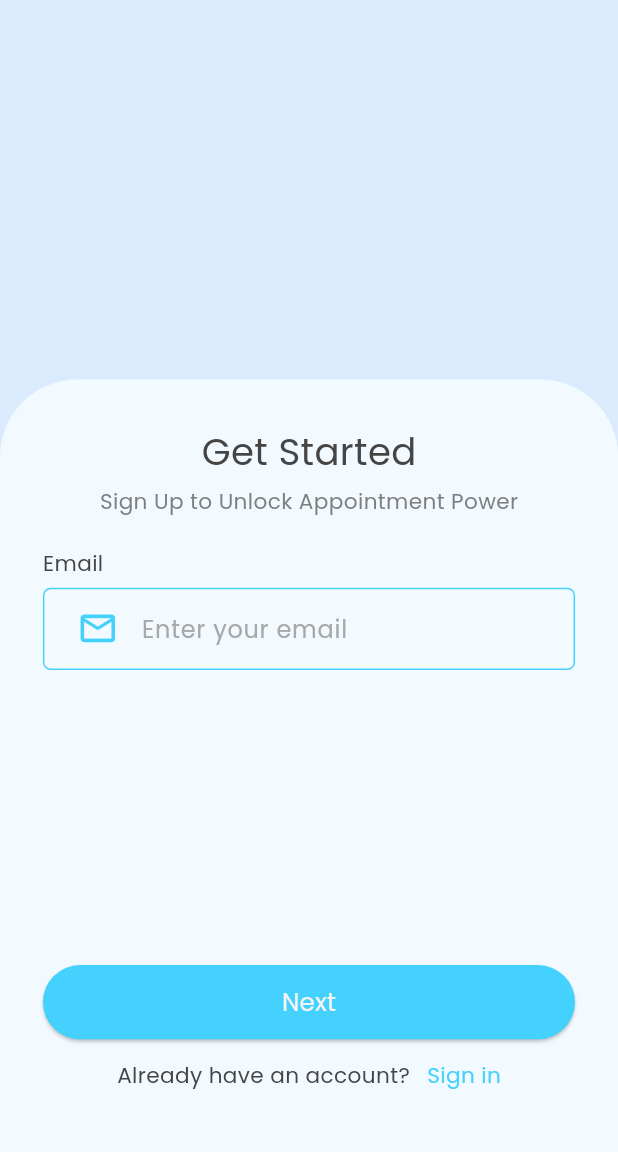
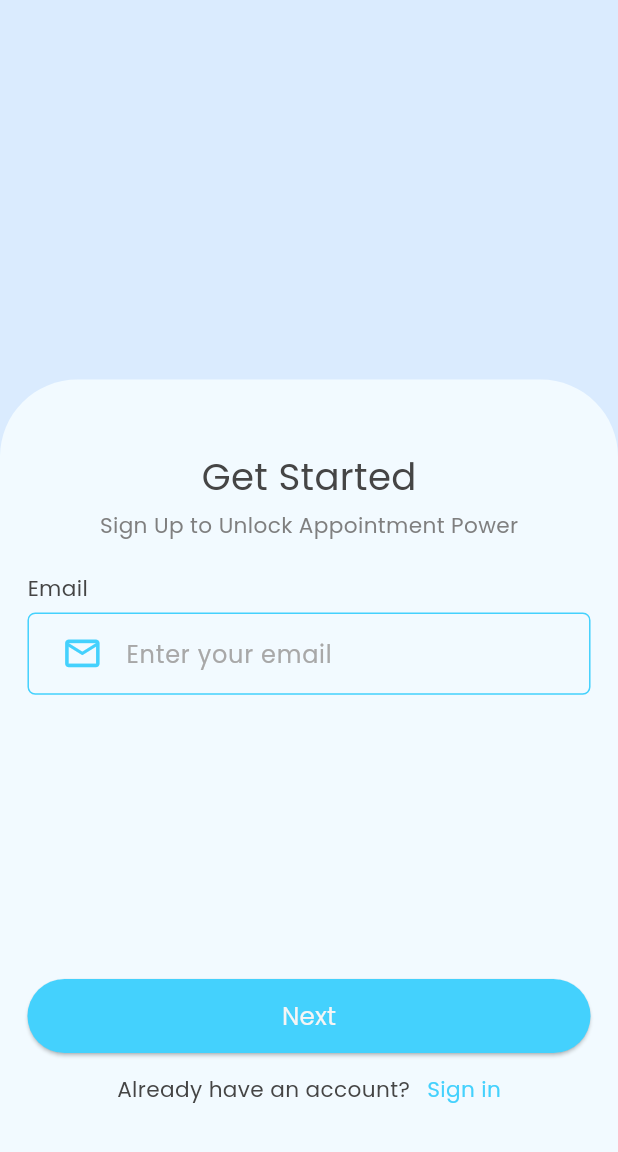
Before and after one commit to Bakemonos/BookingSystem, a Flutter app: the Getstarted screen opened directly, after a tap on "Sign up", on a phone screen of 412 x 824 dp, the part 84-1236 px from its top. Run offline on Flutter 3.47's test engine with Material 3 defaults, Android fonts, the phone set to English and light mode, and no system bars; our stand-ins replace auto_size_text, flutter_screenutil, flutter_svg, quickalert, smooth_page_indicator; missing offline and left inert: flutter_verification_code.

Commit message:
Adjusted Padding

```diff
--- a/lib/main.dart
+++ b/lib/main.dart
@@ -5,6 +5,7 @@ import 'package:flutter_screenutil/flutter_screenutil.dart';
 void main() {
   runApp(const Main());
 }
+
 
 class Main extends StatelessWidget {
   const Main({super.key});
@@ -21,4 +22,6 @@ class Main extends StatelessWidget {
       ),
     );
   }
+
+
 }
--- a/lib/setup/getstarted.dart
+++ b/lib/setup/getstarted.dart
@@ -1,6 +1,6 @@
+import 'package:app/properties.dart';
 import 'package:app/setup/signin.dart';
 import 'package:app/setup/signup.dart';
-import 'package:app/properties.dart';
 import 'package:flutter/material.dart';
 import 'package:flutter_screenutil/flutter_screenutil.dart';
 import 'package:flutter_svg/flutter_svg.dart';
@@ -16,19 +16,26 @@ class _GetstartedState extends State<Getstarted> {
   @override
   Widget build(BuildContext context) {
     double screenWidth = MediaQuery.of(context).size.width;
-    double screenHeight = MediaQuery.of(context).size.height;
+    //double screenHeight = MediaQuery.of(context).size.height;
 
     return Scaffold(
       body: Stack(
+        fit: StackFit.expand,
         children: [
-          Image.asset(
-            width: double.infinity.w,
-            'assets/Pictures/AppBackground.png',
-            fit: BoxFit.contain,
+          Positioned(
+            top: 0,
+            right: 0,
+            left: 0,
+            child: Image.asset(
+              width: double.infinity.w,
+              'assets/Pictures/AppBackground.png',
+              fit: BoxFit.contain,
+            ),
           ),
-          SizedBox(
-            width: screenWidth.w,
-            height: screenHeight.h,
+          Positioned(
+            bottom: 0,
+            right: 0,
+            left: 0,
             child: Column(
               mainAxisAlignment: MainAxisAlignment.end,
               children: [
@@ -45,12 +52,9 @@ class _GetstartedState extends State<Getstarted> {
                   ),
                   child: Padding(
                     padding:
-                        EdgeInsets.symmetric(horizontal: 25.w, vertical: 25.h),
+                        EdgeInsets.symmetric(horizontal: 16.w, vertical: 16.h),
                     child: Column(
                       children: [
-                        SizedBox(
-                          height: 5.h,
-                        ),
                         Row(
                           mainAxisAlignment: MainAxisAlignment.center,
                           children: [
--- a/lib/setup/mpinconfirm.dart
+++ b/lib/setup/mpinconfirm.dart
@@ -37,7 +37,7 @@ class Mpinconfirm extends StatefulWidget {
               icon: SvgPicture.asset(width: 24.w, height: 24.h,"assets/Icons/arrow.svg")),
         ),
         body: Padding(
-          padding: EdgeInsets.symmetric(horizontal: 25.w, vertical: 25.h),
+          padding: EdgeInsets.symmetric(horizontal: 16.w, vertical: 16.h),
           child: Column(
             mainAxisAlignment: MainAxisAlignment.spaceBetween,
             children: [
--- a/lib/setup/otp.dart
+++ b/lib/setup/otp.dart
@@ -40,7 +40,7 @@ class _OtpState extends State<Otp> {
               icon: SvgPicture.asset(width: 24.w, height: 24.h,"assets/Icons/arrow.svg")),
         ),
         body: Padding(
-          padding: EdgeInsets.symmetric(horizontal: 25.w, vertical: 25.h),
+          padding: EdgeInsets.symmetric(horizontal: 16.w, vertical: 16.h),
           child: Column(
             mainAxisAlignment: MainAxisAlignment.spaceBetween,
             children: [
--- a/lib/setup/register.dart
+++ b/lib/setup/register.dart
@@ -1,5 +1,5 @@
+import 'package:app/properties.dart';
 import 'package:app/setup/getstarted.dart';
-import 'package:app/properties.dart';
 import 'package:flutter/material.dart';
 import 'package:flutter_screenutil/flutter_screenutil.dart';
 import 'package:flutter_svg/flutter_svg.dart';
@@ -174,11 +174,11 @@ class _RegisterState extends State<Register> {
       resizeToAvoidBottomInset: false,
       backgroundColor: const Color(backgroundColor),
       body: Padding(
-        padding: EdgeInsets.symmetric(horizontal: 25.w, vertical: 25.h),
+        padding: EdgeInsets.symmetric(horizontal: 16.w, vertical: 16.h),
         child: SingleChildScrollView(
           child: Column(
             children: [
-              SizedBox(height: 30.h),
+              SizedBox(height: 25.h),
               Text(
                 'Personal Information ',
                 style: TextStyle(
--- a/lib/setup/review.dart
+++ b/lib/setup/review.dart
@@ -1,6 +1,7 @@
 import 'package:app/properties.dart';
 import 'package:app/setup/register.dart';
 import 'package:flutter/material.dart';
+import 'package:flutter_screenutil/flutter_screenutil.dart';
 
 class Review extends StatefulWidget {
   const Review({super.key});
@@ -17,7 +18,7 @@ class _ReviewState extends State<Review> {
     return Scaffold(
       backgroundColor: const Color(backgroundColor),
       body: Padding(
-        padding: const EdgeInsetsDirectional.all(25.0),
+        padding: EdgeInsets.symmetric(horizontal: 16.w, vertical: 16.h),
         child: Column(
           mainAxisAlignment: MainAxisAlignment.spaceBetween,
           children: [
--- a/lib/setup/signin.dart
+++ b/lib/setup/signin.dart
@@ -1,7 +1,7 @@
+import 'package:app/properties.dart';
 import 'package:app/setup/getstarted.dart';
 import 'package:app/setup/signinmpinscreen.dart';
 import 'package:app/setup/signup.dart';
-import 'package:app/properties.dart';
 import 'package:flutter/material.dart';
 import 'package:flutter_screenutil/flutter_screenutil.dart';
 import 'package:flutter_svg/flutter_svg.dart';
@@ -56,7 +56,7 @@ class _SigninState extends State<Signin> {
                 ),
               ),
               child: Padding(
-                padding: EdgeInsets.fromLTRB(25.w, 0, 25.w, 25.h),
+                padding: EdgeInsets.symmetric(horizontal: 16.w, vertical: 16.h),
                 child: Column(
                   mainAxisAlignment: MainAxisAlignment.spaceBetween,
                   children: [
@@ -88,7 +88,7 @@ class _SigninState extends State<Signin> {
                         Container(
                           alignment: Alignment.topLeft,
                           child: Text(
-                           'Email',
+                            'Email',
                             style: TextStyle(
                                 fontSize: 14.sp,
                                 color: const Color(textColor),
--- a/lib/setup/signup.dart
+++ b/lib/setup/signup.dart
@@ -1,7 +1,7 @@
+import 'package:app/properties.dart';
 import 'package:app/setup/getstarted.dart';
 import 'package:app/setup/otp.dart';
 import 'package:app/setup/signin.dart';
-import 'package:app/properties.dart';
 import 'package:flutter/material.dart';
 import 'package:flutter_screenutil/flutter_screenutil.dart';
 import 'package:flutter_svg/flutter_svg.dart';
@@ -59,7 +59,7 @@ class _SignupState extends State<Signup> {
                 ),
               ),
               child: Padding(
-                padding: EdgeInsets.fromLTRB(25.w, 0, 25.w, 25.h),
+                padding: EdgeInsets.symmetric(horizontal: 16.w, vertical: 16.h),
                 child: Column(
                   mainAxisAlignment: MainAxisAlignment.spaceBetween,
                   children: [
@@ -109,18 +109,24 @@ class _SignupState extends State<Signup> {
                               decoration: InputDecoration(
                                 enabledBorder: OutlineInputBorder(
                                   borderSide: BorderSide(
-                                      width: 1, color: emailHasError ? Colors.red :  const Color(primaryColor)),
+                                      width: 1,
+                                      color: emailHasError
+                                          ? Colors.red
+                                          : const Color(primaryColor)),
                                   borderRadius: BorderRadius.circular(5.r),
                                 ),
                                 focusedBorder: OutlineInputBorder(
                                   borderSide: BorderSide(
                                     width: 2,
-                                    color: emailHasError ? Colors.red : const Color(primaryColor),
+                                    color: emailHasError
+                                        ? Colors.red
+                                        : const Color(primaryColor),
                                   ),
                                   borderRadius: BorderRadius.circular(5.r),
                                 ),
                                 prefixIcon: Padding(
-                                  padding: EdgeInsets.only(left: 20.w, right: 10.w),
+                                  padding:
+                                      EdgeInsets.only(left: 20.w, right: 10.w),
                                   child: Icon(
                                     size: 24.w,
                                     Icons.email_outlined,
@@ -139,23 +145,22 @@ class _SignupState extends State<Signup> {
                           ],
                         ),
                         if (emailHasError)
-                            Align(alignment: Alignment.centerLeft,
+                          Align(
+                            alignment: Alignment.centerLeft,
                             child: Text(
                               'Please enter your email',
                               style: TextStyle(
                                   color: Colors.red,
                                   fontFamily: "Poppins",
                                   fontSize: 12.sp),
-                            ),)
-
+                            ),
+                          )
                       ],
                     ),
                     Column(
                       children: [
                         ElevatedButton(
                           onPressed: () {
-
-
                             // Navigator.push(
                             //   context,
                             //   MaterialPageRoute(
@@ -165,7 +170,6 @@ class _SignupState extends State<Signup> {
                             // );
 
                             if (emailController.text.isEmpty) {
-
                               setState(() {
                                 emailHasError = emailController.text.isEmpty;
                               });
@@ -179,9 +183,7 @@ class _SignupState extends State<Signup> {
                                   ),
                                 );
                               });
-
                             }
-
                           },
                           style: ElevatedButton.styleFrom(
                             backgroundColor: const Color(primaryColor),
```
Also changed, not shown: lib/onboarding/onboarding_view.dart (+5 -3 lines), lib/setup/mpin.dart (+5 -4 lines), lib/setup/signinmpinscreen.dart (+23 -24 lines).
